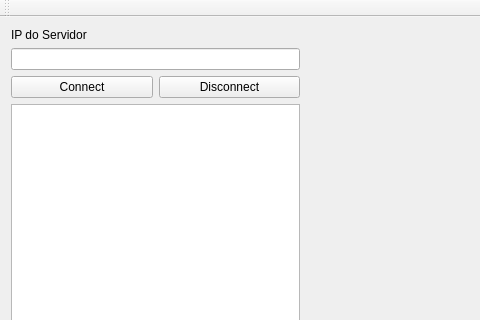
wps13/projeto3.2, file QtTcpClientConsumer/mainwindow.ui: the form before one commit; both pictures show x 0 to 480 and y 0 to 320 of the 606 by 469 pixel window.
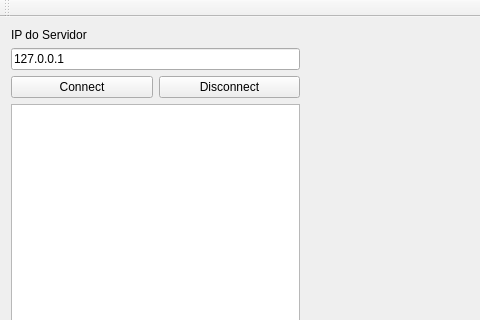
The form after the commit. Custom widgets are drawn as their Qt base class.

Patch:
```diff
--- a/QtTcpClientConsumer/mainwindow.ui
+++ b/QtTcpClientConsumer/mainwindow.ui
@@ -29,7 +29,11 @@
            </widget>
           </item>
           <item>
-           <widget class="QLineEdit" name="lineEditIP"/>
+           <widget class="QLineEdit" name="lineEditIP">
+            <property name="text">
+             <string>127.0.0.1</string>
+            </property>
+           </widget>
           </item>
           <item>
            <layout class="QHBoxLayout" name="horizontalLayout">
```
Left out of the diff: 2 changed lines with no effect on the pictures.
